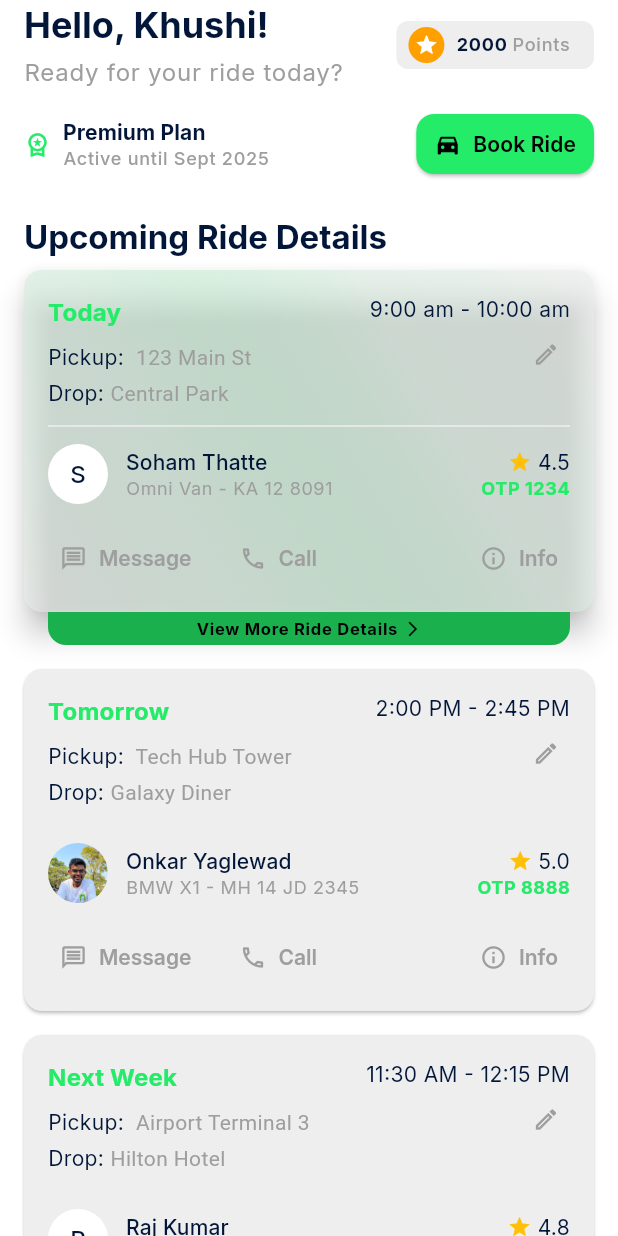
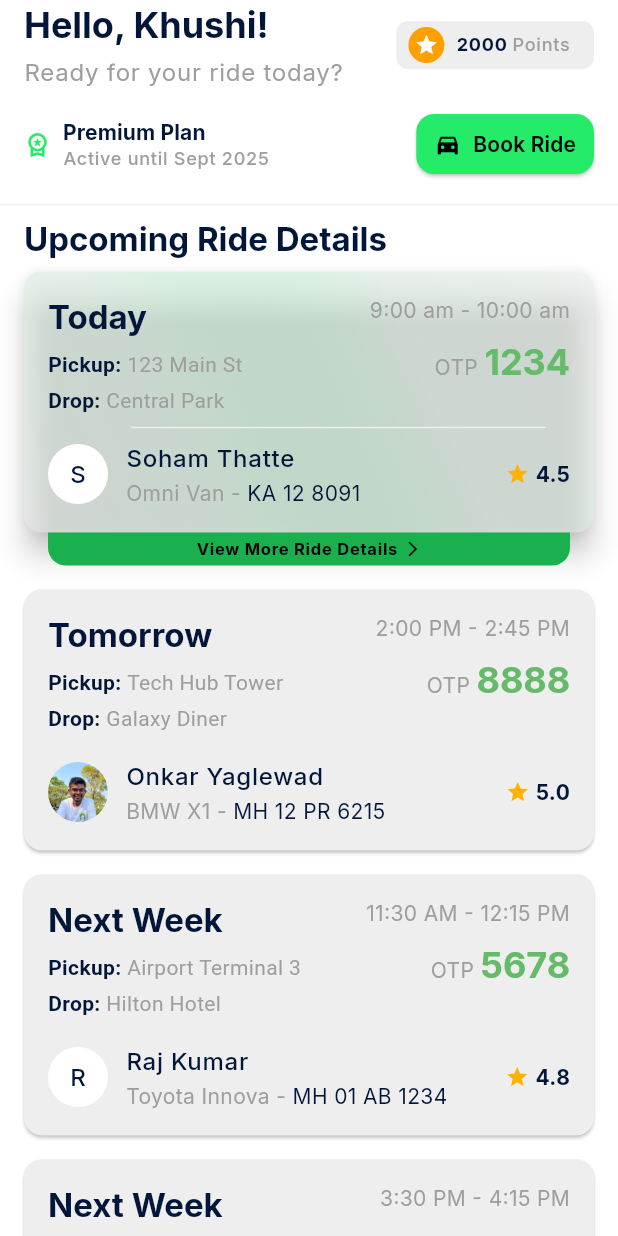
Before and after one commit to once-human/via-commuter, a Flutter app: the HomeScreen screen opened directly, on a phone screen of 412 x 824 dp. Run offline on Flutter 3.47's test engine with Material 3 defaults, Android fonts, the phone set to English and light mode, and no system bars; drawn by our look-alikes of dynamic_color, flutter_animate; our stand-ins replace country_picker, flutter_staggered_animations, flutter_svg, go_router, shared_preferences; accounts and stored records are empty.

Commit message:
feat : decluttering the ui at home screen

```diff
--- a/lib/presentation/screens/home_screen.dart
+++ b/lib/presentation/screens/home_screen.dart
@@ -52,7 +52,7 @@ class _HomeScreenState extends State<HomeScreen> with TickerProviderStateMixin {
       'driverRating': 5.0,
       'otp': "OTP 8888",
       'vehicleModel': "BMW X1",
-      'vehicleNumber': "MH 14 JD 2345",
+      'vehicleNumber': "MH 12 PR 6215",
     },
     {
       'userName': "Khushi",
@@ -296,6 +296,8 @@ class _HomeScreenState extends State<HomeScreen> with TickerProviderStateMixin {
                   // .fadeIn(delay: 50.ms),
                 ),
               ),
+              // Add Divider for separation
+              const Divider(height: 1, thickness: 1),
               // Scrollable Content Section
               Expanded(
                 child: RepaintBoundary(
@@ -690,57 +692,78 @@ class _HomeScreenState extends State<HomeScreen> with TickerProviderStateMixin {
                             mainAxisSize: MainAxisSize.min,
                             crossAxisAlignment: CrossAxisAlignment.start,
                             children: [
-                              // Restore simple Row for Date/Time
+                              // Main content row (Title, Locations | Time, OTP)
                               Row(
-                                mainAxisAlignment: MainAxisAlignment.spaceBetween,
-                                crossAxisAlignment: CrossAxisAlignment.start, // Align top
+                                crossAxisAlignment: CrossAxisAlignment.start, // Align tops
                                 children: [
-                                  // Date
+                                  // Left side: Title and Locations (Takes available space)
+                                  Expanded(
+                                    child: Column(
+                                      crossAxisAlignment: CrossAxisAlignment.start,
+                                      children: [
                                         Text(
-                                    rideData['date'] as String,
-                                    style: textTheme.titleMedium?.copyWith(
+                                          isToday ? 'Today' : rideData['date'] ?? 'Upcoming',
+                                          style: textTheme.titleLarge?.copyWith(
                                             fontWeight: FontWeight.bold,
-                                      color: colorScheme.primary,
                                           ),
                                         ),
-                                  // Time only
-                                  Text(
-                                    '${rideData['pickupTime']} - ${rideData['dropTime']}',
-                                    style: textTheme.bodyMedium,
-                                  ),
+                                        const SizedBox(height: 8.0), // CONST
+                                        // Location Column
+                                        Column(
+                                          crossAxisAlignment: CrossAxisAlignment.start,
+                                          children: [
+                                            _buildLocationRow('Pickup', rideData['pickupLocation'] ?? 'Pickup: N/A'),
+                                            const SizedBox(height: 4.0), // CONST
+                                            _buildLocationRow('Drop', rideData['dropLocation'] ?? 'Drop: N/A'),
                                           ],
-                              ),
-                              const SizedBox(height: 8),
-                              // Use RichText for Pickup line
-                              RichText(
-                                text: TextSpan(
-                                  style: textTheme.bodyMedium, // Default style for the line
-                                  children: [
-                                    const TextSpan(text: 'Pickup: '), // CONST
-                                    TextSpan(
-                                      text: rideData['pickupLocation']?.substring(7) ?? '', // Extract location part
-                                      style: TextStyle(color: colorScheme.onSurfaceVariant), // Greyish for location
                                         ),
                                       ],
                                     ),
                                   ),
-                              const SizedBox(height: 4), // CONST
-                              // Use RichText for Drop line
+                                  // REDUCE spacing between left and right columns FURTHER
+                                  const SizedBox(width: 8.0), // CONST spacing between left and right
+                                  // Right side: Time ONLY now
+                                  // IntrinsicWidth might not be needed now, but keep for time alignment
+                                  IntrinsicWidth(
+                                    child: Column(
+                                      crossAxisAlignment: CrossAxisAlignment.end,
+                                      children: [
+                                        Text(
+                                          '${rideData['pickupTime'] ?? '--:--'} - ${rideData['dropTime'] ?? '--:--'}',
+                                          style: textTheme.bodyMedium?.copyWith(color: colorScheme.onSurfaceVariant),
+                                        ),
+                                        const SizedBox(height: 8.0), // Space between time and OTP
+                                        // --- RE-INSERTED OTP RichText (No Container/Chip) ---
                                         RichText(
                                           text: TextSpan(
-                                  style: textTheme.bodyMedium, // Default style for the line
+                                            // Smaller grey prefix
+                                            style: textTheme.bodyMedium?.copyWith(color: colorScheme.onSurfaceVariant),
                                             children: [
-                                    const TextSpan(text: 'Drop: '), // CONST
+                                              const TextSpan(text: 'OTP '),
+                                              // Large green number
                                               TextSpan(
-                                      text: rideData['dropLocation']?.substring(6) ?? '', // Extract location part
-                                      style: TextStyle(color: colorScheme.onSurfaceVariant), // Greyish for location
+                                                text: rideData['otp']?.toString().replaceFirst("OTP ", "") ?? "????",
+                                                style: textTheme.headlineSmall?.copyWith( // Keep large size
+                                                  color: Colors.green.shade400, // Keep green color
+                                                  fontWeight: FontWeight.bold,
+                                                ),
                                               ),
                                             ],
                                           ),
                                         ),
-                              const Divider(height: 24), // CONST
+                                        // --- END OTP RichText ---
+                                      ],
+                                    ),
+                                  ),
+                                ],
+                              ),
+
+                              const Divider(height: 16.0, thickness: 1, indent: 55, endIndent: 16), // Add subtle divider
+
+                              // --- Driver Details Row ---
                               Row(
                                 children: [
+                                  // Avatar
                                   CircleAvatar(
                                     radius: 20,
                                     // Use pure black/white based on theme brightness as fallback background
@@ -757,156 +780,89 @@ class _HomeScreenState extends State<HomeScreen> with TickerProviderStateMixin {
                                             rideData['driverName'].toString().isNotEmpty
                                                 ? rideData['driverName'].toString()[0]
                                                 : '?', // Fallback if name is empty
-                                            style: textTheme.titleMedium?.copyWith(
-                                              color: colorScheme.onSurface,
-                                            ),
+                                            style: textTheme.titleMedium,
                                           )
                                         : null, // No child if background image should be present
                                   ),
                                   const SizedBox(width: 12), // CONST
+                                  // Name and Vehicle details (takes remaining space before rating)
                                   Expanded(
                                     child: Column(
                                       mainAxisSize: MainAxisSize.min,
                                       crossAxisAlignment: CrossAxisAlignment.start,
                                       children: [
-                                        // Wrap potential long text with Flexible
-                                        Flexible(
+                                        Text(
+                                          rideData['driverName'] as String,
+                                          style: textTheme.bodyLarge?.copyWith( // Use bodyLarge for name
+                                            fontWeight: FontWeight.w500, // Slightly bolder
+                                          ),
+                                          maxLines: 1,
+                                          overflow: TextOverflow.ellipsis,
+                                        ),
+                                        const SizedBox(height: 2), // Minimal space
+                                        // Replace single Text with a Row for Model (grey) and Number (white)
+                                        Row(
+                                          children: [
+                                            // Vehicle Model (Grey)
+                                            Flexible( // Allow model to shrink if needed
                                               child: Text(
-                                            rideData['driverName'] as String,
-                                            // Revert to default text color
-                                            style: textTheme.titleSmall,
-                                            overflow: TextOverflow.ellipsis, // Handle overflow
+                                                '${rideData['vehicleModel']} - ', // Include the separator
+                                                style: textTheme.bodyMedium?.copyWith(
+                                                  color: colorScheme.onSurfaceVariant, // Keep grey
+                                                ),
+                                                maxLines: 1,
+                                                overflow: TextOverflow.ellipsis,
                                               ),
                                             ),
-                                        // Wrap potential long text with Flexible
-                                        Flexible(
+                                            // Vehicle Number (Default/White)
+                                            Flexible( // Allow number to shrink
                                               child: Text(
-                                            '${rideData['vehicleModel']} - ${rideData['vehicleNumber']}',
-                                            style: textTheme.bodySmall?.copyWith(
-                                              color: colorScheme.onSurfaceVariant,
+                                                rideData['vehicleNumber'] as String? ?? '', // Handle null
+                                                style: textTheme.bodyMedium?.copyWith(
+                                                  // No color override = default white
                                                 ),
-                                            overflow: TextOverflow.ellipsis, // Handle overflow
-                                          ),
-                                        ),
-                                      ],
-                                    ),
-                                  ),
-                                  Column(
-                                    mainAxisSize: MainAxisSize.min,
-                                    crossAxisAlignment: CrossAxisAlignment.end,
-                                    children: [
-                                      Row(
-                                        mainAxisSize: MainAxisSize.min,
-                                        children: [
-                                          const Icon(Icons.star, size: 16, color: Colors.amber), // CONST
-                                          const SizedBox(width: 4), // CONST
-                                          Text(
-                                            rideData['driverRating'].toString(),
-                                            style: textTheme.bodyMedium,
-                                          ),
-                                        ],
-                                      ),
-                                      Text(
-                                        rideData['otp'] as String,
-                                        style: textTheme.bodySmall?.copyWith(
-                                          color: colorScheme.primary,
-                                          fontWeight: FontWeight.bold,
+                                                maxLines: 1,
+                                                overflow: TextOverflow.ellipsis,
                                               ),
                                             ),
                                           ],
                                         ),
                                       ],
                                     ),
-                              // Conditionally render buttons only for Today/Tomorrow
-                              if (rideData['date'] == 'Today' || rideData['date'] == 'Tomorrow') ...[
-                                const SizedBox(height: 16), // CONST
+                                  ),
+                                  // Add Spacer before Rating
+                                  const SizedBox(width: 8),
+                                  // --- Rating Row ---
                                   Row(
-                                  // Restructure to push Info button to the right
+                                    mainAxisSize: MainAxisSize.min, // Don't take extra space
                                     children: [
-                                    // Group Message and Call together
-                                    Row(
-                                      mainAxisSize: MainAxisSize.min,
-                                      children: [
-                                        TextButton.icon(
-                                          style: TextButton.styleFrom(
-                                            foregroundColor: colorScheme.onSurfaceVariant,
-                                            padding: const EdgeInsets.symmetric(horizontal: 8, vertical: 4), // CONST
-                                            tapTargetSize: MaterialTapTargetSize.shrinkWrap,
+                                      Icon(
+                                        Icons.star,
+                                        color: Colors.amber.shade600, // Star color
+                                        size: 16,
                                       ),
-                                          icon: const Icon(Icons.message_outlined, size: 18), // CONST
-                                          label: const Text('Message'), // CONST
-                                          onPressed: () {
-                                            // Light haptic for message button
-                                            HapticFeedback.lightImpact();
-                                            // TODO: Implement message functionality
-                                            print('Message button pressed for ${rideData['driverName']}');
-                                          },
+                                      const SizedBox(width: 4),
+                                      Text(
+                                        (rideData['driverRating'] as double?)?.toStringAsFixed(1) ?? '-', // Format rating
+                                        style: textTheme.bodyMedium?.copyWith(
+                                          fontWeight: FontWeight.bold,
+                                          color: colorScheme.onSurface, // Use default text color for rating number
                                         ),
-                                        const SizedBox(width: 16), // CONST
-                                        TextButton.icon(
-                                          style: TextButton.styleFrom(
-                                            foregroundColor: colorScheme.onSurfaceVariant,
-                                            padding: const EdgeInsets.symmetric(horizontal: 8, vertical: 4), // CONST
-                                            tapTargetSize: MaterialTapTargetSize.shrinkWrap,
-                                          ),
-                                          icon: const Icon(Icons.call_outlined, size: 18), // CONST
-                                          label: const Text('Call'), // CONST
-                                          onPressed: () {
-                                            // Light haptic for call button
-                                            HapticFeedback.lightImpact();
-                                            // TODO: Implement call functionality
-                                            print('Call button pressed for ${rideData['driverName']}');
-                                          },
                                       ),
                                     ],
                                   ),
-                                    const Spacer(), // CONST
-                                    // Info Button
-                                    TextButton.icon(
-                                      style: TextButton.styleFrom(
-                                        foregroundColor: colorScheme.onSurfaceVariant,
-                                        padding: const EdgeInsets.symmetric(horizontal: 8, vertical: 4), // CONST
-                                        tapTargetSize: MaterialTapTargetSize.shrinkWrap,
-                                      ),
-                                      icon: const Icon(Icons.info_outline, size: 18), // CONST
-                                      label: const Text('Info'), // CONST
-                                      onPressed: () {
-                                        // Light haptic for info button
-                                        HapticFeedback.lightImpact();
-                                        // TODO: Implement driver info/reviews navigation
-                                        print('Info button pressed for ${rideData['driverName']}');
-                                      },
-                                    ),
+                                  // --- End Rating Row ---
                                 ],
                               ),
-                              ]
                             ],
                           ),
                         ),
                       ],
                     ),
-                    // Layer 3: Positioned Edit Button (On top of content & gradient)
-                    Positioned(
-                      top: 32.0, // Increased top padding slightly
-                      right: 8.0,
-                      child: IconButton(
-                        icon: const Icon(Icons.edit_outlined, size: 18),
-                        color: colorScheme.onSurfaceVariant, // Subtle color
-                        padding: EdgeInsets.zero,
-                        constraints: const BoxConstraints(), // CONST
-                        tooltip: 'Edit Ride',
-                        onPressed: () {
-                          // Light haptic for edit button
-                          HapticFeedback.lightImpact();
-                          // TODO: Implement edit ride functionality
-                          print('Edit button pressed for ${rideData['date']}');
-                        },
-                      ),
-                    ),
                   ],
                 ),
               ),
-              // Conditionally add Action Bar Container BELOW the Card
+              // Re-add conditional Action Bar Container BELOW the Card
               if (isToday)
                 Container(
                   width: double.infinity, // Takes width from parent Column padding
@@ -929,12 +885,11 @@ class _HomeScreenState extends State<HomeScreen> with TickerProviderStateMixin {
                       Text(
                         'View More Ride Details', // Updated text
                         style: textTheme.labelSmall?.copyWith( // Reduced text size
-                          color: colorScheme.onPrimary, // Use onPrimary for contrast with darker green
+                          color: colorScheme.onPrimary, // Use onPrimary for contrast
                           fontWeight: FontWeight.bold,
                         ),
                       ),
                       const SizedBox(width: 4), // CONST
-                      // Remove const from Icon as color uses theme
                       Icon(
                         Icons.arrow_forward_ios, // Simple arrow icon
                         size: 12, // Small icon size
@@ -949,4 +904,27 @@ class _HomeScreenState extends State<HomeScreen> with TickerProviderStateMixin {
       ),
     );
   }
+
+  Widget _buildLocationRow(String label, String location) {
+    // Remove the prefix like 'Pickup: ' or 'Drop: '
+    final locationText = location.replaceFirst(RegExp(r'^\w+: '), '');
+    return RichText(
+      text: TextSpan(
+        // Default style from theme
+        style: Theme.of(context).textTheme.bodyMedium,
+        children: [
+          TextSpan(
+            text: '$label: ', // Label with space
+            // Make label bold
+            style: const TextStyle(fontWeight: FontWeight.bold),
+          ),
+          TextSpan(
+            text: locationText, // Location text without prefix
+            // Greyish color for location
+            style: TextStyle(color: Theme.of(context).colorScheme.onSurfaceVariant),
+          ),
+        ],
+      ),
+    );
   }
+}
```
Lines whose indentation alone changed are shown as unchanged.
